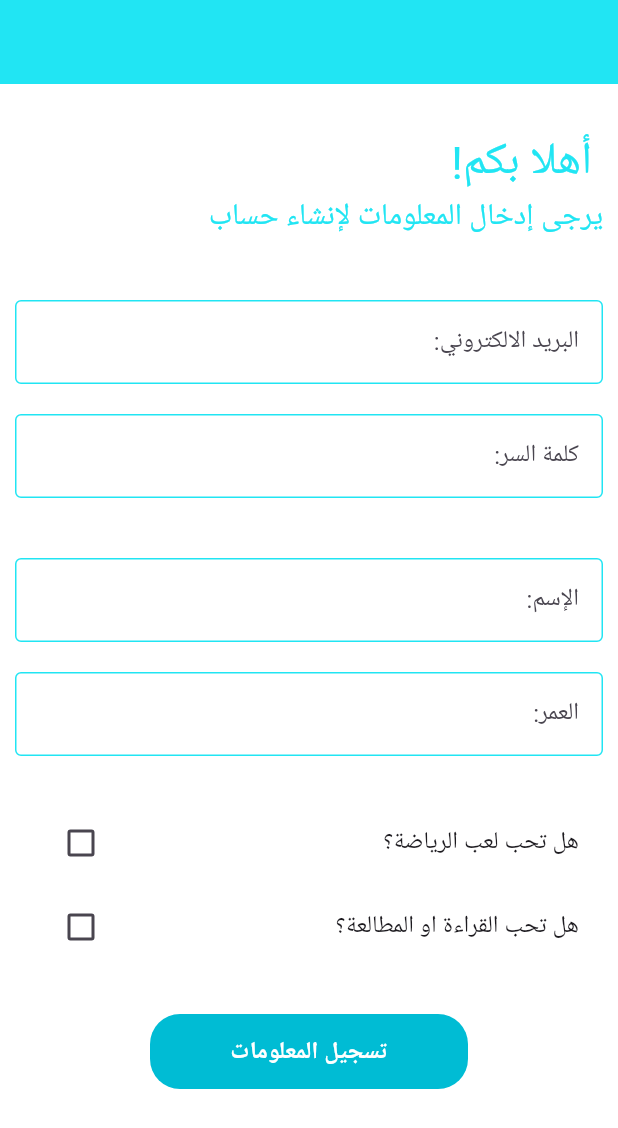
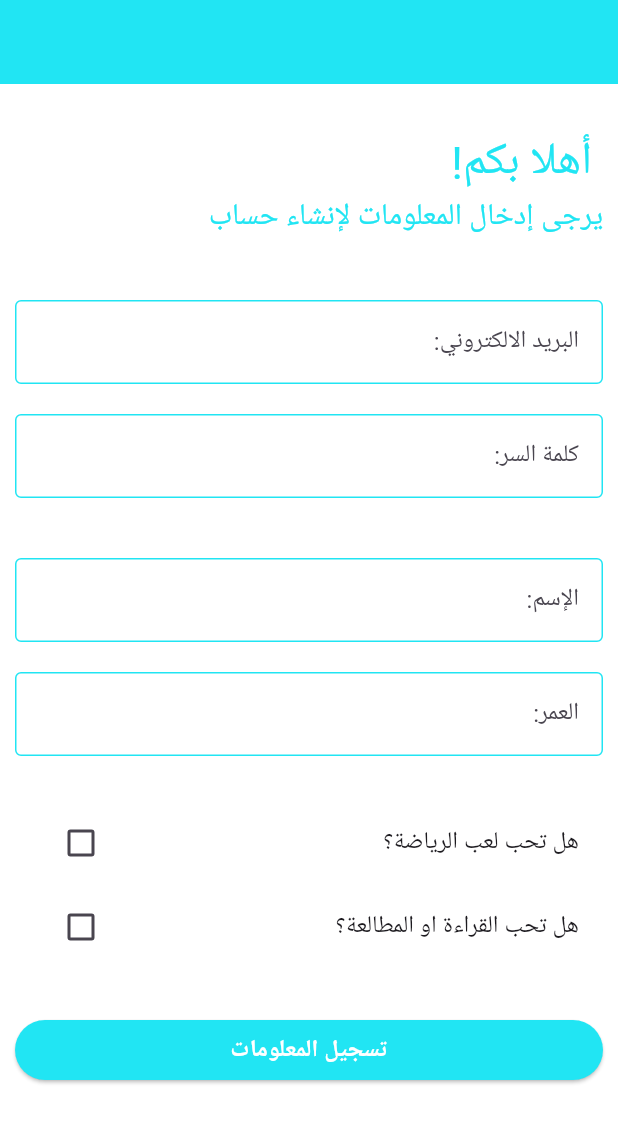
Before and after one commit to ReemAjjawi/Statics_Form, a Flutter app: the SignUpSecreen screen opened directly, on a phone screen of 412 x 824 dp. Shown: the top 1128 px of the screen. Run offline on Flutter 3.47's test engine with Material 3 defaults, Android fonts, the phone set to English and light mode, and no system bars; our stand-ins replace flutter_local_notifications, flutter_riverpod, get_it, shimmer, supabase_flutter; accounts and stored records are empty.

Commit message:
clean code

```diff
--- a/lib/main.dart
+++ b/lib/main.dart
@@ -1,5 +1,6 @@
 import 'package:flutter/material.dart';
 import 'package:flutter_riverpod/flutter_riverpod.dart';
+import 'package:my_notification/config/instance_app.dart';
 import 'package:my_notification/notifications/noti_service.dart';
 
 import 'package:my_notification/views/splash.dart';
@@ -8,6 +9,7 @@ import 'package:supabase_flutter/supabase_flutter.dart';
 
 void main() async {
   WidgetsFlutterBinding.ensureInitialized();
+  //setup();
 
   await LocalNotificationService.init();
   await Supabase.initialize(
--- a/lib/providers/insert_user.dart
+++ b/lib/providers/insert_user.dart
@@ -15,6 +15,7 @@ final insertUserProvider = Provider((ref) {
         .select()
         .single();
 
+
     final insertedRecord = response ;
     final id = insertedRecord['id'];
     print("Inserted record ID: $id");
--- a/lib/views/login.dart
+++ b/lib/views/login.dart
@@ -215,12 +215,14 @@ String hint;
     return Container(
         padding: EdgeInsets.all(12),
         decoration: BoxDecoration(
+
             border: Border(
                 bottom: BorderSide(color: Colors.grey))),
         child: TextField(
           decoration: InputDecoration(
+                                          hintStyle: TextStyle(color: AppColor.primary),
+
               hintText: "$hint :",
-              hintStyle: TextStyle(color: Colors.grey),
               border: InputBorder.none),
         ));
   }
--- a/lib/views/sign_up.dart
+++ b/lib/views/sign_up.dart
@@ -16,16 +16,19 @@ class SignUpSecreen extends ConsumerWidget {
   final readProvider = StateProvider<bool>((ref) => false);
 
   final formKey = GlobalKey<FormState>();
+  ValueNotifier<bool> clicked = ValueNotifier(false);
 
   @override
   Widget build(BuildContext context, WidgetRef ref) {
+
     final userModel = ref.watch(insertedRecordIdProvider);
-    final gender = ref.watch(genderProvider);
+    final gender = ref
+    .watch(genderProvider);
     final sport = ref.watch(sportProvider);
     final read = ref.watch(readProvider);
     return Scaffold(
       appBar: AppBar(
-        backgroundColor: Color.fromARGB(255, 33, 229, 243),
+        backgroundColor: AppColor.primary,
         elevation: 0,
       ),
       backgroundColor: Color(0xFFffffff),
@@ -60,7 +63,11 @@ class SignUpSecreen extends ConsumerWidget {
                   height: 20,
                 ),
                 TextFormField(
+                                              cursorColor: AppColor.primary,
+
                   decoration: InputDecoration(
+                                                  hintStyle: TextStyle(color: AppColor.primary),
+
                     labelText: 'البريد الالكتروني:',
                     border: OutlineInputBorder(),
                     focusedBorder: OutlineInputBorder(
@@ -81,8 +88,12 @@ class SignUpSecreen extends ConsumerWidget {
                   height: 20,
                 ),
                 TextFormField(
+                                              cursorColor: AppColor.primary,
+
                   obscureText: true,
                   decoration: InputDecoration(
+                                                  hintStyle: TextStyle(color: AppColor.primary),
+
                     labelText: 'كلمة السر:',
                     border: OutlineInputBorder(),
                     focusedBorder: OutlineInputBorder(
@@ -96,6 +107,9 @@ class SignUpSecreen extends ConsumerWidget {
                     if (value == null || value.isEmpty) {
                       return 'الرجاء إدخال كلمة السر';
                     }
+                       else if (value.length<5) {
+                      return 'الرجاء إدخال كلمة سر اكثر من 5 احرف ';
+                    }
                     return null;
                   },
                 ),
@@ -106,9 +120,14 @@ class SignUpSecreen extends ConsumerWidget {
                   height: 20,
                 ),
                 TextFormField(
+                                              cursorColor: AppColor.primary,
+
+
                   controller: nameController,
                   keyboardType: TextInputType.text,
                   decoration: InputDecoration(
+                                                  hintStyle: TextStyle(color: AppColor.primary),
+
                     labelText: 'الإسم:',
                     border: OutlineInputBorder(),
                     focusedBorder: OutlineInputBorder(
@@ -129,9 +148,14 @@ class SignUpSecreen extends ConsumerWidget {
                   height: 20,
                 ),
                 TextFormField(
+                                              cursorColor: AppColor.primary,
+
+
                   controller: ageController,
                   keyboardType: TextInputType.number,
                   decoration: InputDecoration(
+                                                  hintStyle: TextStyle(color: AppColor.primary),
+
                     labelText: 'العمر:',
                     border: OutlineInputBorder(),
                     focusedBorder: OutlineInputBorder(
@@ -177,17 +201,63 @@ class SignUpSecreen extends ConsumerWidget {
 
 
 
-   Container(
-                                height: 50,
-                              //  width:50,
-                                margin: EdgeInsets.symmetric(horizontal: 90),
-                                decoration: BoxDecoration(
-                                  color: Colors.cyan[500],
-                                  borderRadius: BorderRadius.circular(20),
-                                ),
-                                child: Center(
-                                  child: TextButton(
-                                        onPressed: () async {
+  //  Container(
+  //                               height: 50,
+  //                             //  width:50,
+  //                               margin: EdgeInsets.symmetric(horizontal: 90),
+  //                               decoration: BoxDecoration(
+  //                                 color: Colors.cyan[500],
+  //                                 borderRadius: BorderRadius.circular(20),
+  //                               ),
+  //                               child: Center(
+  //                                 child: TextButton(
+  //                                       onPressed: () async {
+  //                   if (formKey.currentState!.validate()) {
+  //                     final name = nameController.text;
+  //                     final age = int.tryParse(ageController.text);
+
+  //                     if (name.isNotEmpty && age != null) {
+  //                       try {
+  //                      final insertUser = ref.read(insertUserProvider);
+  //                         final user = await insertUser(
+  //                             UserModel(name: name, age: age, id: 0));
+  //                         //  ref.read(insertedRecordIdProvider.notifier).state = user;
+  //                         Navigator.pushReplacement(
+  //                             context,
+  //                             MaterialPageRoute(
+  //                                 builder: (context) =>
+  //                                     QuestionsPage(id: user.id)));
+  //                       } catch (e) {
+  //                         print(e);
+  //                       }
+  //                     }
+  //                   }
+  //                 },
+  //                                     child: Text('تسجيل المعلومات',
+  //                                       style: TextStyle(
+  //                                           color: Colors.white,
+  //                                           fontSize: 16,
+  //                                           fontWeight: FontWeight.bold),
+  //                                     )),
+  //                               ),
+  //                             ),
+
+
+
+
+
+
+
+
+
+
+             ElevatedButton(
+                  style: ButtonStyle(
+                    backgroundColor:
+                        MaterialStateProperty.all(AppColor.primary),
+                  ),
+                onPressed: () async {
+                  clicked.value=true;
                     if (formKey.currentState!.validate()) {
                       final name = nameController.text;
                       final age = int.tryParse(ageController.text);
@@ -209,66 +279,27 @@ class SignUpSecreen extends ConsumerWidget {
                       }
                     }
                   },
-                                      child: Text('تسجيل المعلومات',
+                  child: Padding(
+                    padding: const EdgeInsets.all(8.0),
+                    child: Center(
+                       child: Text('تسجيل المعلومات',
                                         style: TextStyle(
                                             color: Colors.white,
                                             fontSize: 16,
                                             fontWeight: FontWeight.bold),
-                                      )),
-                                ),
-                              ),
+                                      )
+                    ),
+                  ),
+                ),
 
+     ValueListenableBuilder(
+              valueListenable: clicked,
+              builder: (context, hisValue, _) {
+                return Visibility(visible: hisValue,
+                  child: CircularProgressIndicator());
+              },
+            ),
 
-
-
-
-
-
-
-
-
-
-
-                // ElevatedButton(
-                //   style: ButtonStyle(
-                //     backgroundColor:
-                //         MaterialStateProperty.all(AppColor.primary),
-                //   ),
-                //   onPressed: () async {
-                //     if (formKey.currentState!.validate()) {
-                //       final name = nameController.text;
-                //       final age = int.tryParse(ageController.text);
-
-                //       if (name.isNotEmpty && age != null) {
-                //         try {
-                //           final insertData = ref.read(insertDataProvider);
-                //           final user = await insertData(
-                //               UserModel(name: name, age: age, id: 0));
-                //           //  ref.read(insertedRecordIdProvider.notifier).state = user;
-                //           Navigator.push(
-                //               context,
-                //               MaterialPageRoute(
-                //                   builder: (context) =>
-                //                       QuestionsPage(id: user.id)));
-                //         } catch (e) {
-                //           print(e);
-                //         }
-                //       }
-                //     }
-                //   },
-                //   child: Padding(
-                //     padding: const EdgeInsets.all(8.0),
-                //     child: Center(
-                //       child: Text(
-                //         "تسجيل المعلومات ",
-                //         style: TextStyle(
-                //           fontSize: 15,
-                //           color: Colors.black,
-                //         ),
-                //       ),
-                //     ),
-                //   ),
-                // ),
                 // SizedBox(height: 20),
                 // Text(userModel != null
                 //     ? 'Inserted record ID: ${userModel.id}'
--- a/pubspec.yaml
+++ b/pubspec.yaml
@@ -33,6 +33,7 @@ dependencies:
     sdk: flutter
   flutter_local_notifications: ^17.2.1+2
   flutter_riverpod: ^2.5.1
+  get_it: ^7.7.0
   shimmer: ^3.0.0
   supabase_flutter: ^2.5.8
 
```
Also changed, not shown: lib/config/instance_app.dart (added, +11 -0 lines), lib/fake_serivec.dart (added, +28 -0 lines), lib/views/question.dart (+20 -9 lines), lib/views/third.dart (+22 -17 lines), pubspec.lock.
